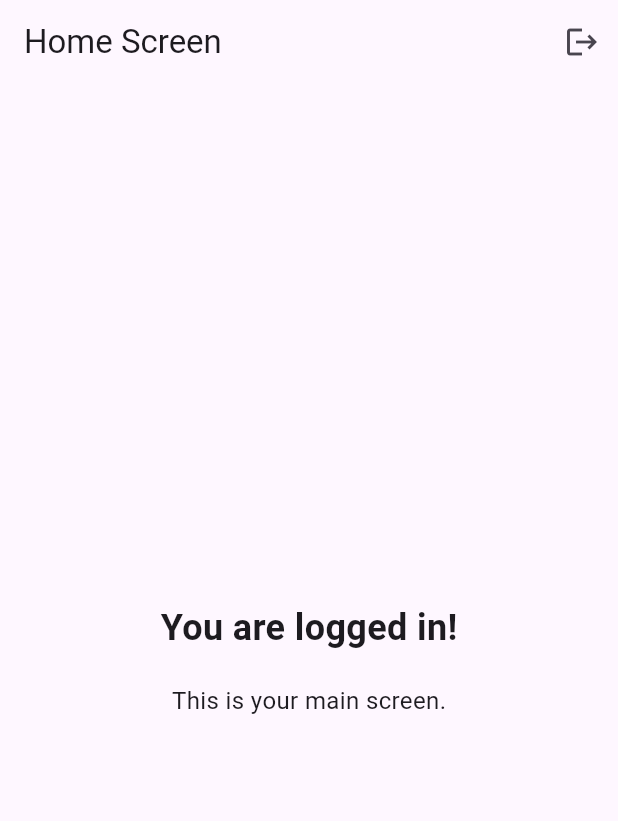
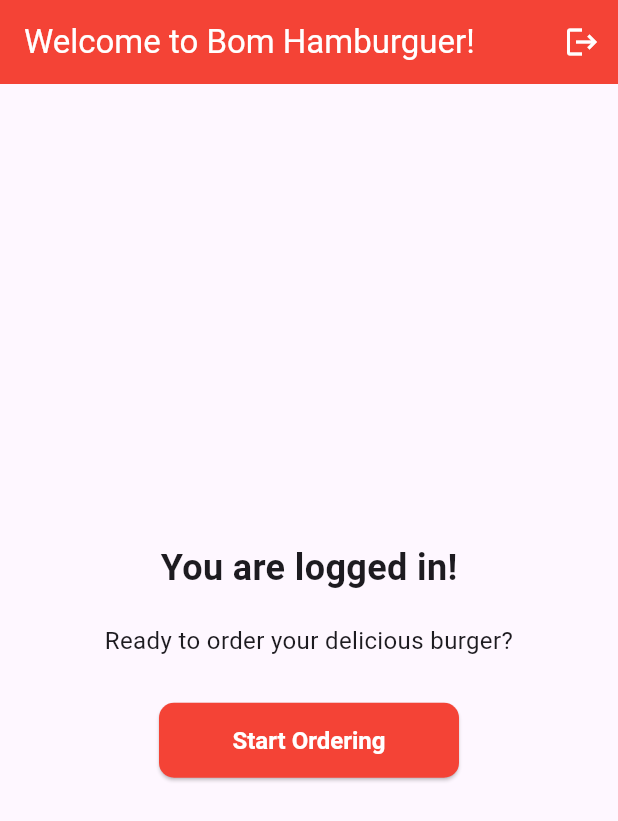
Before and after one commit to raul2710/bom_hamburguer_flutter, a Flutter app: the HomeScreen screen opened directly with empty values, on a phone screen of 412 x 824 dp. Shown: the top 821 px of the screen. Run offline on Flutter 3.47's test engine with Material 3 defaults, Android fonts, the phone set to English and light mode, and no system bars; our stand-ins replace device_preview, shared_preferences; accounts and stored records are empty.

Commit message:
add cart, fake payment and menu screen

```diff
--- /dev/null
+++ b/lib/models/menu_item.dart
@@ -0,0 +1,11 @@
+// lib/models/menu_item.dart
+enum MenuItemType { sandwich, extra }
+
+class MenuItem {
+  final String id;
+  final String name;
+  final double price;
+  final MenuItemType type;
+
+  MenuItem({required this.id, required this.name, required this.price, required this.type});
+}
--- /dev/null
+++ b/lib/models/order.dart
@@ -0,0 +1,25 @@
+// lib/models/order.dart
+
+import 'menu_item.dart';
+
+class Order {
+  final String id;
+  final String customerName;
+  final List<MenuItem> items;
+  final double subtotal;
+  final double discountAmount;
+  final double totalAmount;
+  final DateTime orderDate;
+
+  Order({
+    required this.id,
+    required this.customerName,
+    required this.items,
+    required this.subtotal,
+    required this.discountAmount,
+    required this.totalAmount,
+    required this.orderDate,
+  });
+
+  // You might add toJson/fromJson methods here for persistence if needed in the future
+}
--- /dev/null
+++ b/lib/providers/cart_provider.dart
@@ -0,0 +1,79 @@
+// lib/providers/cart_provider.dart
+import 'package:flutter/material.dart';
+
+import '../models/menu_item.dart';
+
+// Manages the shopping cart logic and calculations
+class CartProvider with ChangeNotifier {
+  final List<MenuItem> _items = [];
+  String? _errorMessage;
+
+  List<MenuItem> get items => [..._items]; // Returns a copy of cart items to prevent external modification
+  String? get errorMessage => _errorMessage;
+
+  // Predefined menu items available in the Bom Hamburguer shop
+  final List<MenuItem> menuItemsData = [
+    MenuItem(id: 's1', name: 'X Burger', price: 5.00, type: MenuItemType.sandwich),
+    MenuItem(id: 's2', name: 'X Egg', price: 4.50, type: MenuItemType.sandwich),
+    MenuItem(id: 's3', name: 'X Bacon', price: 7.00, type: MenuItemType.sandwich),
+    MenuItem(id: 'e1', name: 'Fries', price: 2.00, type: MenuItemType.extra),
+    MenuItem(id: 'e2', name: 'Soft Drink', price: 2.50, type: MenuItemType.extra),
+  ];
+
+  void addItem(MenuItem item) {
+    _errorMessage = null; // Clears any previous error message
+
+    // Checks for duplicate item types based on business rules
+    bool alreadyHasSandwich = _items.any((cartItem) => cartItem.type == MenuItemType.sandwich);
+    bool alreadyHasFries = _items.any((cartItem) => cartItem.name == 'Fries');
+    bool alreadyHasSoftDrink = _items.any((cartItem) => cartItem.name == 'Soft Drink');
+
+    if (item.type == MenuItemType.sandwich && alreadyHasSandwich) {
+      _errorMessage = 'You can only add one sandwich to your order.';
+    } else if (item.name == 'Fries' && alreadyHasFries) {
+      _errorMessage = 'You can only add one portion of fries to your order.';
+    } else if (item.name == 'Soft Drink' && alreadyHasSoftDrink) {
+      _errorMessage = 'You can only add one soft drink to your order.';
+    } else {
+      _items.add(item); // Adds the item to the cart
+    }
+    notifyListeners(); // Notifies listeners of changes in the cart
+  }
+
+  void removeItem(String id) {
+    _items.removeWhere((item) => item.id == id); // Removes an item from the cart by its ID
+    _errorMessage = null; // Clears error when item is removed
+    notifyListeners(); // Notifies listeners of changes
+  }
+
+  void clearCart() {
+    _items.clear(); // Clears all items from the cart
+    _errorMessage = null;
+    notifyListeners(); // Notifies listeners of changes
+  }
+
+  double get subtotal {
+    return _items.fold(0.0, (sum, item) => sum + item.price); // Calculates the sum of all item prices
+  }
+
+  double get discountAmount {
+    double discount = 0.0;
+    bool hasSandwich = _items.any((item) => item.type == MenuItemType.sandwich);
+    bool hasFries = _items.any((item) => item.name == 'Fries');
+    bool hasSoftDrink = _items.any((item) => item.name == 'Soft Drink');
+
+    // Applies discounts based on specific combinations of items
+    if (hasSandwich && hasFries && hasSoftDrink) {
+      discount = subtotal * 0.20; // 20% discount for combo
+    } else if (hasSandwich && hasSoftDrink) {
+      discount = subtotal * 0.15; // 15% discount for sandwich + drink
+    } else if (hasSandwich && hasFries) {
+      discount = subtotal * 0.10; // 10% discount for sandwich + fries
+    }
+    return discount;
+  }
+
+  double get totalAmount {
+    return subtotal - discountAmount; // Calculates the final total after discount
+  }
+}
--- /dev/null
+++ b/lib/providers/order_provider.dart
@@ -0,0 +1,29 @@
+// lib/providers/order_provider.dart
+import 'package:flutter/material.dart';
+import 'package:uuid/uuid.dart'; // For generating unique IDs
+
+import '../models/menu_item.dart';
+import '../models/order.dart'; // For generating unique IDs
+
+// Manages past orders
+class OrderProvider with ChangeNotifier {
+  final List<Order> _pastOrders = [];
+  final Uuid _uuid = Uuid(); // Instance to generate unique IDs for orders
+
+  List<Order> get pastOrders => [..._pastOrders]; // Returns a copy of past orders
+
+  void placeOrder(String customerName, List<MenuItem> cartItems, double subtotal, double discount, double total) {
+    final newOrder = Order(
+      id: _uuid.v4(), // Generates a unique UUID for the new order
+      customerName: customerName,
+      items: List.from(cartItems), // Creates a copy of cart items for the order
+      subtotal: subtotal,
+      discountAmount: discount,
+      totalAmount: total,
+      orderDate: DateTime.now(), // Sets the current date/time for the order
+    );
+    _pastOrders.add(newOrder); // Adds the new order to the list of past orders
+    notifyListeners(); // Notifies listeners that a new order has been placed
+    // Here you would typically add logic to persist orders (e.g., shared_preferences, sqflite)
+  }
+}
--- a/lib/screens/home_screen.dart
+++ b/lib/screens/home_screen.dart
@@ -1,5 +1,9 @@
+// lib/screens/home_screen.dart
 import 'package:flutter/material.dart';
 
+import 'menu_screen.dart';
+
+// Home screen displayed after successful login
 class HomeScreen extends StatelessWidget {
   final VoidCallback onLogout;
 
@@ -9,7 +13,7 @@
   Widget build(BuildContext context) {
     return Scaffold(
       appBar: AppBar(
-        title: const Text('Home Screen'),
+        title: const Text('Welcome to Bom Hamburguer!'),
         actions: [
           IconButton(
             icon: const Icon(Icons.logout),
@@ -20,15 +24,30 @@
       body: Center(
         child: Column(
           mainAxisAlignment: MainAxisAlignment.center,
-          children: const [
-            Text(
+          children: [
+            const Text(
               'You are logged in!',
               style: TextStyle(fontSize: 24, fontWeight: FontWeight.bold),
             ),
-            SizedBox(height: 20),
-            Text(
-              'This is your main screen.',
+            const SizedBox(height: 20),
+            const Text(
+              'Ready to order your delicious burger?',
               style: TextStyle(fontSize: 16),
+              textAlign: TextAlign.center,
+            ),
+            const SizedBox(height: 30),
+            ElevatedButton(
+              onPressed: () {
+                // Navigate to the main ordering menu
+                Navigator.of(context).push(
+                  MaterialPageRoute(builder: (context) => MenuScreen()),
+                );
+              },
+              style: ElevatedButton.styleFrom(
+                minimumSize: const Size(200, 50), // Make button a good size
+                shape: RoundedRectangleBorder(borderRadius: BorderRadius.circular(10)),
+              ),
+              child: const Text('Start Ordering'),
             ),
           ],
         ),
--- a/lib/screens/login_screen.dart
+++ b/lib/screens/login_screen.dart
@@ -1,7 +1,8 @@
+// lib/screens/login_screen.dart
 import 'package:flutter/material.dart';
 
 import 'register_screen.dart';
-import 'reset_password_screen.dart';
+import 'reset_password_screen.dart'; // Imports the reset password screen
 
 class LoginScreen extends StatefulWidget {
   final Future<bool> Function(String username, String password) onLogin;
--- a/lib/screens/register_screen.dart
+++ b/lib/screens/register_screen.dart
@@ -1,3 +1,4 @@
+// lib/screens/register_screen.dart
 import 'package:flutter/material.dart';
 
 class RegisterScreen extends StatefulWidget {
--- a/pubspec.yaml
+++ b/pubspec.yaml
@@ -36,6 +36,8 @@
   cupertino_icons: ^1.0.8
   device_preview: ^1.2.0
   shared_preferences: ^2.5.3
+  uuid: ^4.5.1
+  provider: ^6.1.5
 
 dev_dependencies:
   flutter_test:
```
Also changed, not shown: lib/auth_service.dart (+14 -12 lines), lib/auth_wrapper.dart (+24 -32 lines), lib/main.dart (+46 -14 lines), lib/screens/cart_screen.dart (added, +105 -0 lines), lib/screens/menu_screen.dart (added, +117 -0 lines), lib/screens/payment_screen.dart (added, +112 -0 lines), pubspec.lock.
